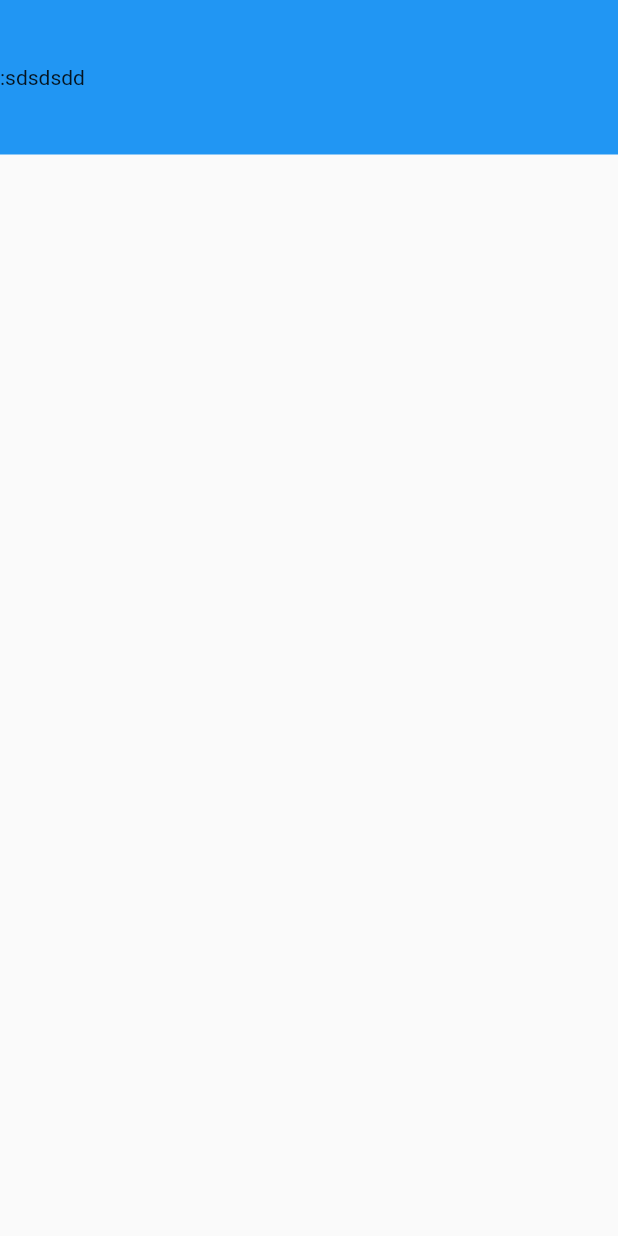
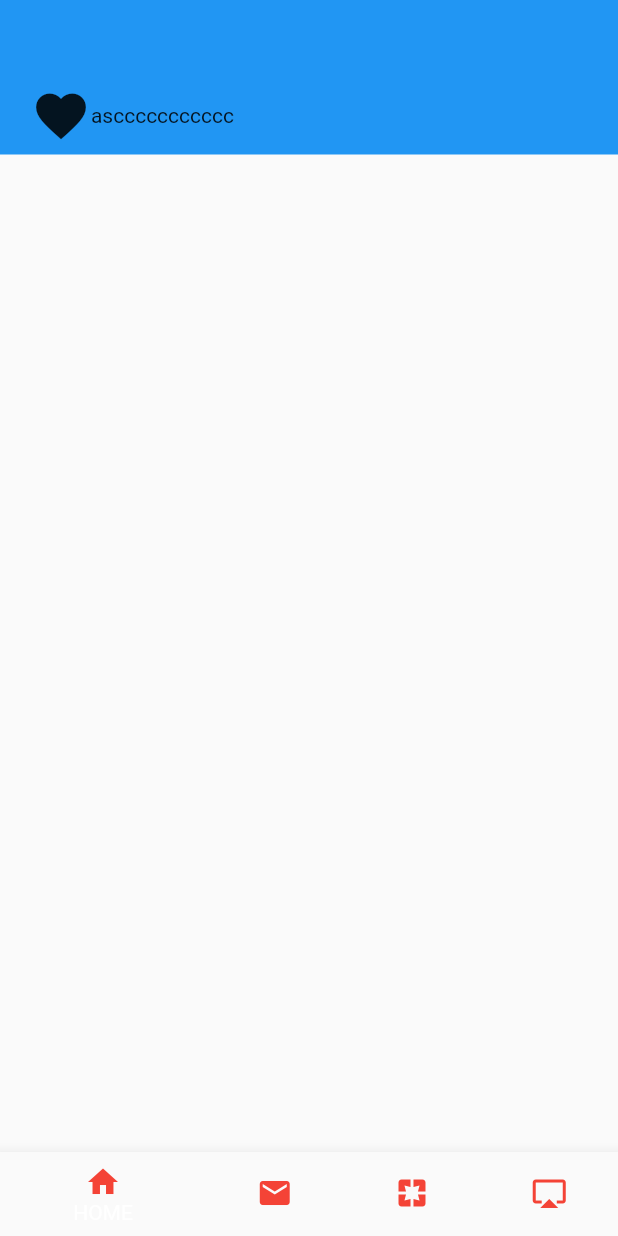
Before and after one commit to Living-Charcoal/flutter_rush, a Flutter app: the screen it shows after launch, on a phone screen of 412 x 824 dp. Run offline on Flutter 3.47's test engine with Material 2 defaults, Android fonts, the phone set to English and light mode, and no system bars.

Commit message:
update: add bottom bar

```diff
--- a/lib/main.dart
+++ b/lib/main.dart
@@ -2,7 +2,7 @@ import 'dart:io';
 
 import 'package:flutter/material.dart';
 import 'package:flutter/services.dart';
-import 'package:flutter_rush/page/splash_page.dart';
+import 'package:flutter_rush/widgets/bottom_navigation.dart';
 
 void main() {
   WidgetsFlutterBinding.ensureInitialized();
@@ -34,49 +34,10 @@ class MyApp extends StatelessWidget {
   Widget build(BuildContext context) {
     return MaterialApp(
       title: 'RushB',
-      initialRoute: "/",
-      routes: {
-        "/": (context) => MyHomePage(
-              title: "sdd",
-            ),
-        "/splash": (context) => SplashPage()
-      },
+      home: BottomNavigationWidget(),
       theme: ThemeData(
         primarySwatch: _white,
       ),
     );
   }
 }
-
-class MyHomePage extends StatefulWidget {
-  MyHomePage({Key key, this.title}) : super(key: key);
-
-  final String title;
-
-  @override
-  _MyHomePageState createState() => _MyHomePageState();
-}
-
-class _MyHomePageState extends State<MyHomePage> {
-  @override
-  Widget build(BuildContext context) {
-    final size = MediaQuery.of(context).size;
-    final _width = size.width;
-    final _height = size.height;
-    return Scaffold(
-      body: Column(
-        children: <Widget>[
-          Container(
-            color: Colors.blue,
-            width: _width,
-            height: _height / 8,
-            child: Flex(
-              direction: Axis.horizontal,
-              children: <Widget>[Text(":sdsdsdd")],
-            ),
-          )
-        ],
-      ),
-    );
-  }
-}
--- /dev/null
+++ b/lib/page/home_page.dart
@@ -0,0 +1,41 @@
+import 'package:flutter/cupertino.dart';
+import 'package:flutter/material.dart';
+
+class MyHomePage extends StatefulWidget {
+  MyHomePage({Key key, this.title}) : super(key: key);
+
+  final String title;
+
+  @override
+  _MyHomePageState createState() => _MyHomePageState();
+}
+
+class _MyHomePageState extends State<MyHomePage> {
+  @override
+  Widget build(BuildContext context) {
+    final size = MediaQuery.of(context).size;
+    final _width = size.width;
+    final _heightOfThis = size.height / 8;
+    return Scaffold(
+      body: Column(
+        children: <Widget>[
+          Container(
+              color: Colors.blue,
+              width: _width,
+              height: _heightOfThis,
+              child: Container(
+                margin: EdgeInsets.only(
+                    left: _width * 0.05, top: _heightOfThis / 2),
+                child: Flex(
+                  direction: Axis.horizontal,
+                  children: <Widget>[
+                    Icon(Icons.favorite,size: 40,),
+                    Text("asccccccccccc",)
+                  ],
+                ),
+              ))
+        ],
+      ),
+    );
+  }
+}
--- /dev/null
+++ b/lib/widgets/bottom_navigation.dart
@@ -0,0 +1,75 @@
+import 'package:flutter/cupertino.dart';
+import 'package:flutter/material.dart';
+import 'package:flutter_rush/page/home_page.dart';
+
+class BottomNavigationWidget extends StatefulWidget {
+  @override
+  State<StatefulWidget> createState() => BottomNavigationState();
+}
+
+class BottomNavigationState extends State<BottomNavigationWidget> {
+  final _bottomNavigationColor = Colors.red;
+  var _currentIndex = 0;
+  List<Widget> _list = <Widget>[];
+
+  @override
+  void initState() {
+    _list..add(MyHomePage());
+    super.initState();
+  }
+
+  @override
+  Widget build(BuildContext context) {
+    // TODO: implement build
+    return Scaffold(
+      body: MyHomePage(),
+      bottomNavigationBar: BottomNavigationBar(
+        items: [
+          BottomNavigationBarItem(
+              icon: Icon(
+                Icons.home,
+                color: _bottomNavigationColor,
+              ),
+              title: Text(
+                'HOME',
+                style: TextStyle(color: _bottomNavigationColor),
+              )),
+          BottomNavigationBarItem(
+              icon: Icon(
+                Icons.email,
+                color: _bottomNavigationColor,
+              ),
+              title: Text(
+                'Email',
+                style: TextStyle(color: _bottomNavigationColor),
+              )),
+          BottomNavigationBarItem(
+              icon: Icon(
+                Icons.pages,
+                color: _bottomNavigationColor,
+              ),
+              title: Text(
+                'PAGES',
+                style: TextStyle(color: _bottomNavigationColor),
+              )),
+          BottomNavigationBarItem(
+              icon: Icon(
+                Icons.airplay,
+                color: _bottomNavigationColor,
+              ),
+              title: Text(
+                'AIRPLAY',
+                style: TextStyle(color: _bottomNavigationColor),
+              )),
+        ],
+        currentIndex: _currentIndex,
+        onTap: (int index) {
+          setState(() {
+            _currentIndex = index;
+          });
+        },
+        type: BottomNavigationBarType.shifting,
+      ),
+    );
+  }
+}
```
